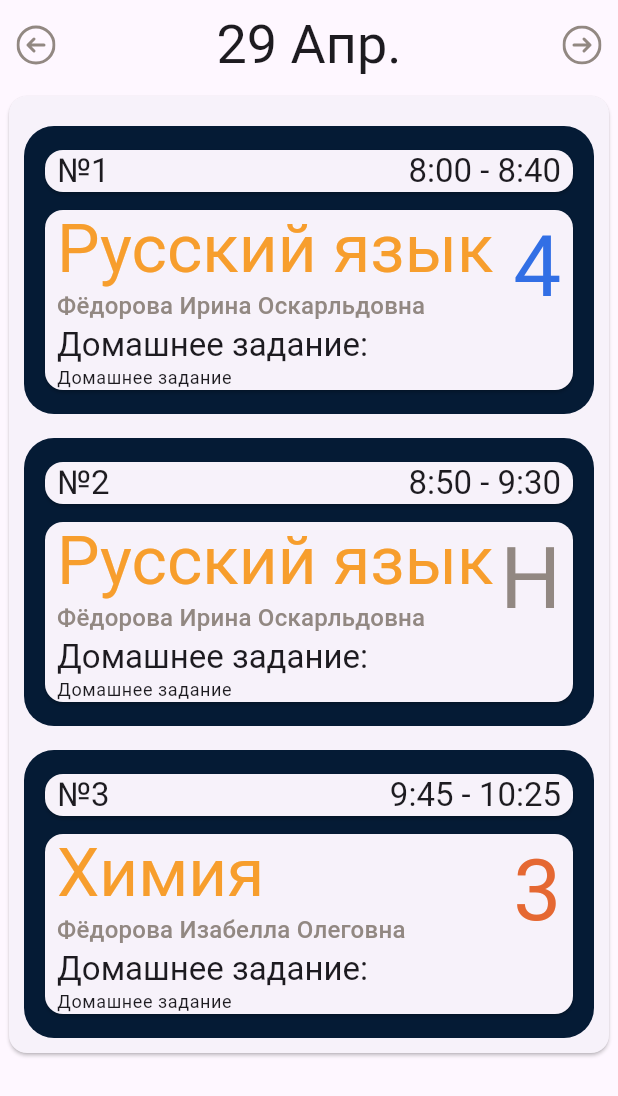
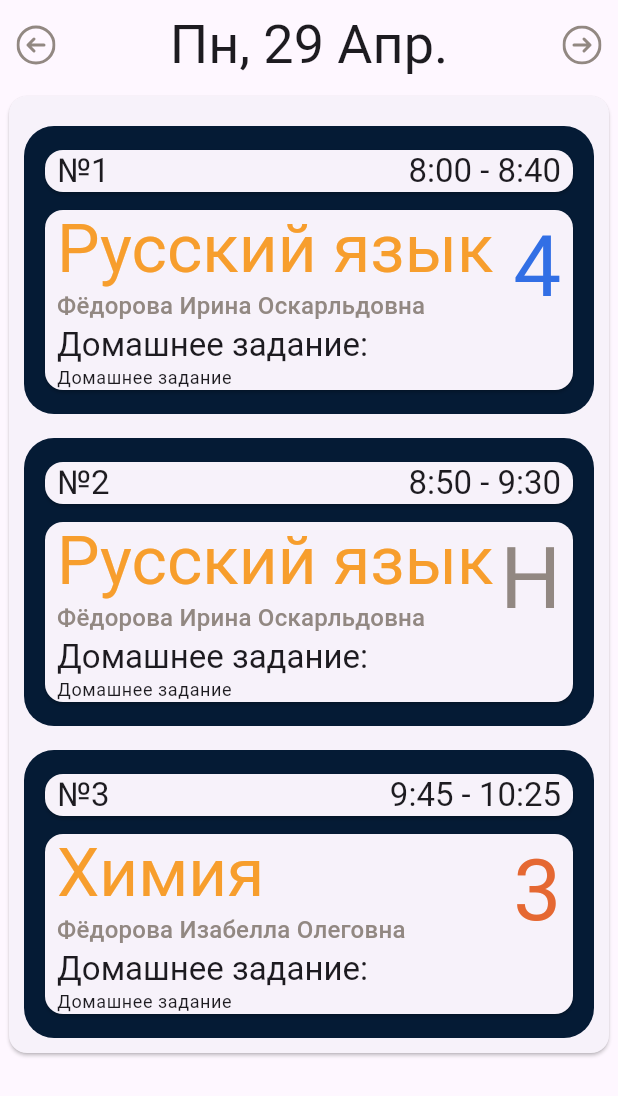
Before and after one commit to ratingus/ratingus_mobile, a Flutter app: the DiaryByDayPage screen opened directly with empty values, on a phone screen of 412 x 824 dp. Shown: the top 1096 px of the screen. Run offline on Flutter 3.47's test engine with Material 3 defaults, Android fonts, the phone set to English and light mode, and no system bars; our stand-ins replace auto_route, flutter_svg.

Commit message:
add dayOfWeek into diary by_day selectDate

```diff
--- a/lib/pages/main/diary/pages/by_day.dart
+++ b/lib/pages/main/diary/pages/by_day.dart
@@ -1,8 +1,10 @@
 import 'package:auto_route/auto_route.dart';
 import 'package:flutter/material.dart';
+import 'package:intl/intl.dart';
 import 'package:ratingus_mobile/entity/lesson/mock/diary.dart';
 import 'package:ratingus_mobile/shared/components/date_selector.dart';
 import 'package:ratingus_mobile/shared/helpers/datetime.dart';
+import 'package:ratingus_mobile/shared/helpers/strings.dart';
 import 'package:ratingus_mobile/shared/router/router.dart';
 import 'package:ratingus_mobile/widget/diary/diary_list_by_day.dart';
 
@@ -67,7 +69,8 @@ class _DiaryByDayPageState extends State<DiaryByDayPage> {
                 prev: prevDayOfWeek,
                 set: setDayOfWeek,
                 renderSelectDate: ({required DateTime selectedDate}) {
-                  return Text(getDayMonth(selectedDate),
+                  return Text(
+                      '${capitalize(DateFormat('EEE', 'ru').format(selectedDate))}, ${getDayMonth(selectedDate)}',
                       style: Theme.of(context).textTheme.displaySmall);
                 },
               );
@@ -96,11 +99,11 @@ class _DiaryByDayPageState extends State<DiaryByDayPage> {
           final currentDayLesson = getCurrentDayDiary(selectedDay);
           return Center(
               child: Padding(
-                padding: const EdgeInsets.symmetric(horizontal: 2),
-                child: DiaryListByDay(
-                  lessonList: [currentDayLesson],
-                ),
-              ));
+            padding: const EdgeInsets.symmetric(horizontal: 2),
+            child: DiaryListByDay(
+              lessonList: [currentDayLesson],
+            ),
+          ));
         },
       ),
     );
```
